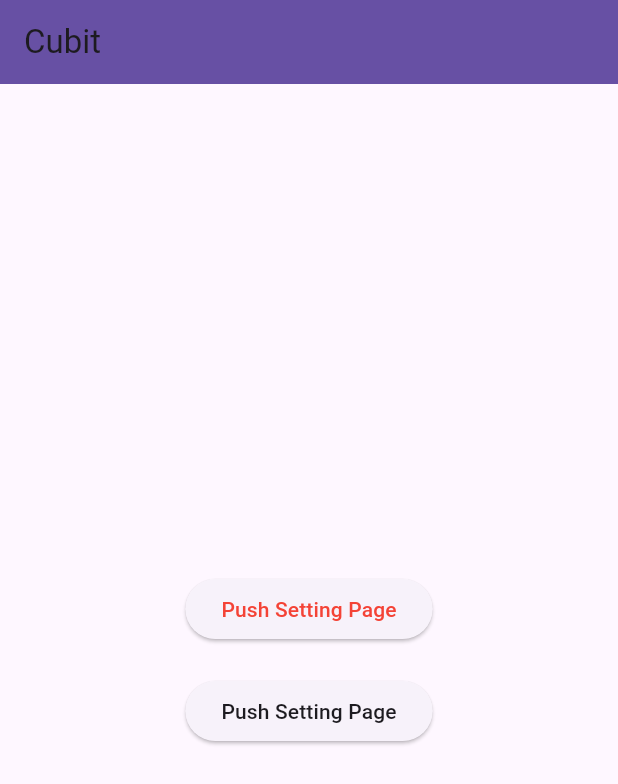
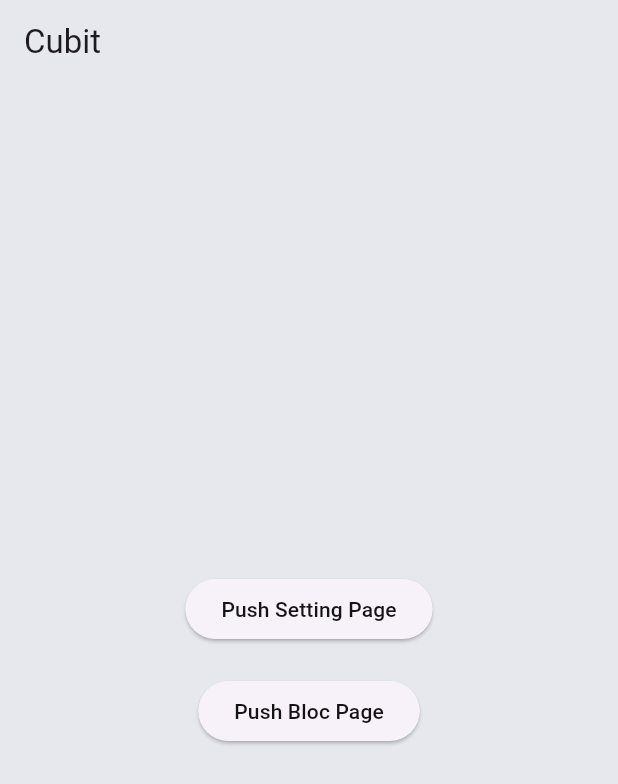
Before and after one commit to aichidoujiao/bloc_demo, a Flutter app: the screen it shows after launch, on a phone screen of 412 x 824 dp. Shown: the top 784 px of the screen. Run offline on Flutter 3.47's test engine with Material 3 defaults, Android fonts, the phone set to English and light mode, and no system bars; our stand-ins replace adaptive_theme, bloc, flutter_bloc, go_router.

Commit message:
app主题设置增加色值

```diff
--- a/lib/setting/setting_page.dart
+++ b/lib/setting/setting_page.dart
@@ -11,7 +11,6 @@ class SettingPage extends StatelessWidget {
     return Scaffold(
       backgroundColor: context.colorScheme.surface0,
       appBar: AppBar(
-        backgroundColor: context.colorScheme.brand6,
         title: Text(
           'Adaptive Theme Demo',
           style: TextStyle(
--- a/lib/theme/theme_dark.dart
+++ b/lib/theme/theme_dark.dart
@@ -1,7 +1,12 @@
 import 'package:flutter/material.dart';
 
 class ThemeDark {
-  static final ThemeData themeData = ThemeData(brightness: Brightness.dark);
+  static final ThemeData themeData = ThemeData(
+    brightness: Brightness.dark,
+    appBarTheme: AppBarTheme(
+      backgroundColor: ThemeDark.surface0,
+    ),
+  );
   static Color brand1 = const Color(0xFF1A222B);
   static Color brand2 = const Color(0xFF243344);
   static Color brand3 = const Color(0xFF304459);
@@ -27,4 +32,11 @@ class ThemeDark {
   static Color text5 = const Color(0xFFF0F1F5);
   static Color text6 = const Color(0xFF1A222B);
   static Color text7 = const Color(0x66FFFFFF);
+  static Color error3 = const Color(0xFF461B19);
+  static Color error6 = const Color(0xFFA22822);
+  static Color subGreen6 = const Color(0xFF3EC786);
+  static Color subGreen4 = const Color(0xFF204B2E);
+  static Color subPurple6 = const Color(0xFFA370E0);
+  static Color subGold6 = const Color(0xFFA16F2E);
+  static Color subGold2 = const Color(0xFF342717);
 }
--- a/lib/theme/theme_light.dart
+++ b/lib/theme/theme_light.dart
@@ -1,7 +1,12 @@
 import 'package:flutter/material.dart';
 
 class ThemeLight {
-  static final ThemeData themeData = ThemeData(brightness: Brightness.light);
+  static final ThemeData themeData = ThemeData(
+    brightness: Brightness.light,
+    appBarTheme: AppBarTheme(
+      backgroundColor: ThemeLight.surface0,
+    ),
+  );
   static Color brand1 = const Color(0xFFF0F8FF);
   static Color brand2 = const Color(0xFFDEF0FF);
   static Color brand3 = const Color(0xFFACCFF2);
@@ -27,4 +32,11 @@ class ThemeLight {
   static Color text5 = const Color(0xFFFFFFFF);
   static Color text6 = const Color(0xFFFFFFFF);
   static Color text7 = const Color(0x66FFFFFF);
+  static Color error3 = const Color(0xFFFE7670);
+  static Color error6 = const Color(0xFFDB332C);
+  static Color subGreen6 = const Color(0xFF2F8E4E);
+  static Color subGreen4 = const Color(0xFF45AB68);
+  static Color subPurple6 = const Color(0xFFA471E1);
+  static Color subGold6 = const Color(0xFFBA7F33);
+  static Color subGold2 = const Color(0xFFF3C787);
 }
--- a/lib/user/pages/my_cubit_page.dart
+++ b/lib/user/pages/my_cubit_page.dart
@@ -1,7 +1,5 @@
 import 'package:bloc_demo/theme/custom_theme.dart';
-import 'package:bloc_demo/user/cubit/count_cubit.dart';
 import 'package:flutter/material.dart';
-import 'package:flutter_bloc/flutter_bloc.dart';
 import 'package:go_router/go_router.dart';
 
 ///cubit简单状态处理
@@ -11,9 +9,9 @@ class MyCubitPage extends StatelessWidget {
   @override
   Widget build(BuildContext context) {
     return Scaffold(
+      backgroundColor: context.colorScheme.surface0,
       appBar: AppBar(
         title: const Text('Cubit'),
-        backgroundColor: context.colorScheme.primary,
       ),
       body: Center(
         child: Expanded(
@@ -25,9 +23,9 @@ class MyCubitPage extends StatelessWidget {
                 onPressed: () {
                   context.push('/SettingPage');
                 },
-                child: const Text(
+                child: Text(
                   'Push Setting Page',
-                  style: TextStyle(color: Colors.red),
+                  style: TextStyle(color: context.colorScheme.text1),
                 ),
               ),
               const SizedBox(height: 20),
@@ -36,8 +34,8 @@ class MyCubitPage extends StatelessWidget {
                   context.push('/MyBlocPage');
                 },
                 child: Text(
-                  'Push Setting Page',
-                  style: context.textTheme.labelLarge,
+                  'Push Bloc Page',
+                  style: TextStyle(color: context.colorScheme.text1),
                 ),
               ),
             ],
```
